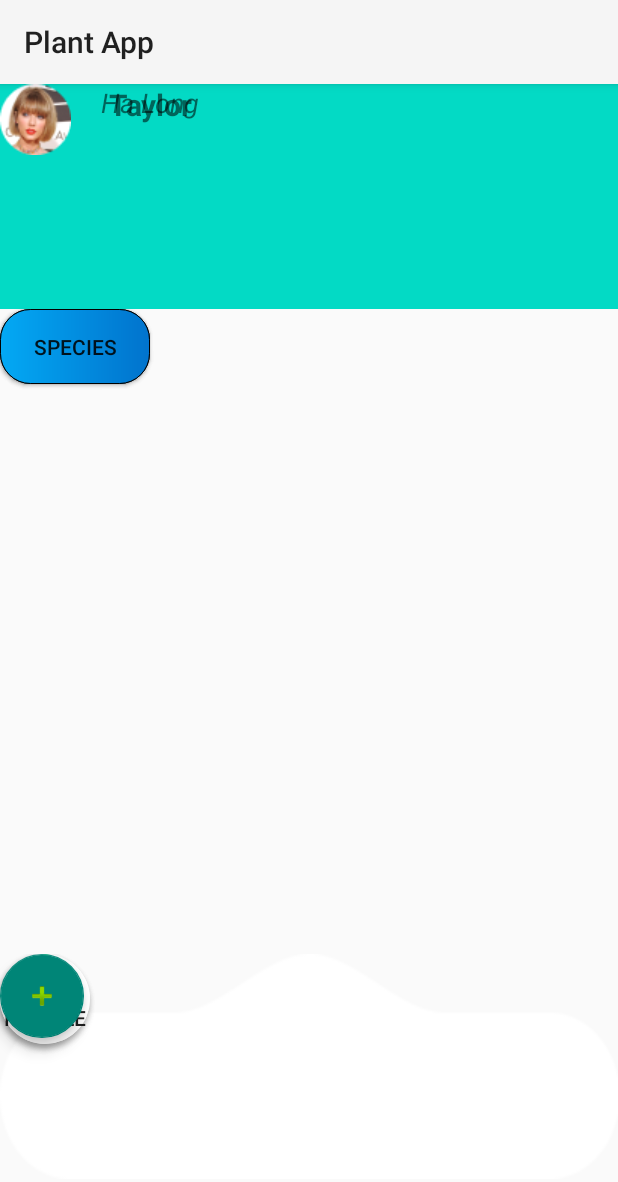
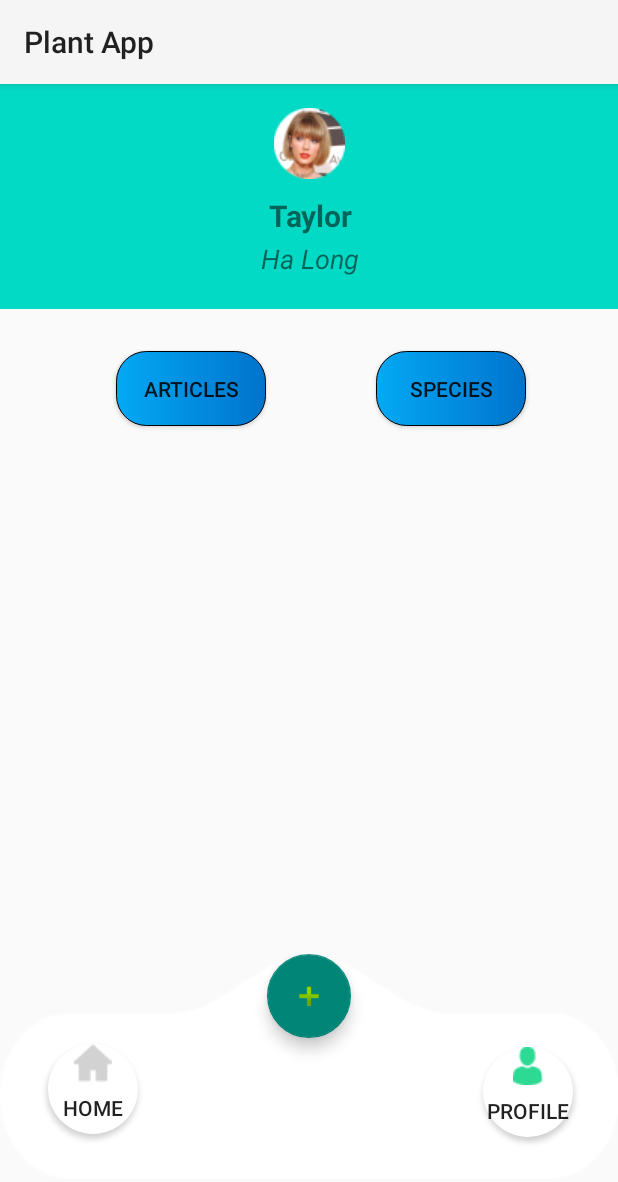
Before and after one commit to thathcmus/app_des_gr2, an Android app built with Jetpack Compose: the ProfileActivity screen opened directly, with no data from a screen before it, on a phone screen of 412 x 824 dp. Shown: the top 1182 px of the screen. Run offline under Robolectric (Android 15) with nearby library versions, the phone set to English and light mode, and no system bars.

```diff
--- a/Plant/app/src/main/AndroidManifest.xml
+++ b/Plant/app/src/main/AndroidManifest.xml
@@ -15,9 +15,6 @@
         <activity
             android:name=".FragmentHomeActivity"
             android:exported="false"/>
-        <activity
-            android:name=".TestRvPlantType"
-            android:exported="false" />
         <activity
             android:name=".activities.Profile.ProfileActivity"
             android:exported="false" />
--- a/Plant/app/src/main/java/com/example/plant/PlantTypeModel.kt
+++ b/Plant/app/src/main/java/com/example/plant/PlantTypeHomeModel.kt
@@ -1,8 +1,8 @@
 package com.example.plant
 
-data class PlantTypeModel(
-    val name: String,
-    val image: String,
+data class PlantTypeHomeModel(
+    val name: String,   // Tên loại cây
+    val image: String,  // URL của ảnh trong Storage
     var count: Int,     // Đếm số lượng cây cùng loại
 ) {
     constructor():this(
--- a/Plant/app/src/main/java/com/example/plant/activities/Home/HomeActivity.kt
+++ b/Plant/app/src/main/java/com/example/plant/activities/Home/HomeActivity.kt
@@ -7,7 +7,6 @@ import android.os.Bundle
 import android.widget.Button
 import com.example.plant.FragmentHomeActivity
 import com.example.plant.R
-import com.example.plant.TestRvPlantType
 import com.example.plant.activities.Login.LoginActivity
 
 class HomeActivity : AppCompatActivity() {
@@ -30,11 +29,6 @@ class HomeActivity : AppCompatActivity() {
             finish()
         }
 
-        var showallPlantTypeBtn = findViewById<Button>(R.id.btnShowAllPlantType)
-            .setOnClickListener {
-                startActivity(Intent(this, TestRvPlantType::class.java))
-            }
-
         var homeFragment = findViewById<Button>(R.id.btnHomeFragment)
             .setOnClickListener {
                 startActivity(Intent(this, FragmentHomeActivity::class.java))
--- a/Plant/app/src/main/res/layout/activity_profile.xml
+++ b/Plant/app/src/main/res/layout/activity_profile.xml
@@ -27,28 +27,41 @@
                     android:layout_width="wrap_content"
                     android:layout_height="wrap_content"
                     android:src="@drawable/ellipse"
-                    tools:layout_editor_absoluteX="182dp"
-                    tools:layout_editor_absoluteY="16dp" />
+                    app:layout_constraintBottom_toBottomOf="parent"
+                    app:layout_constraintEnd_toEndOf="parent"
+                    app:layout_constraintStart_toStartOf="parent"
+                    app:layout_constraintTop_toTopOf="parent"
+                    app:layout_constraintVertical_bias="0.155" />
 
                 <TextView
+                    android:id="@+id/textView3"
                     android:layout_width="200dp"
                     android:layout_height="30dp"
                     android:text="Taylor"
                     android:textAlignment="center"
                     android:textSize="20dp"
                     android:textStyle="bold"
-                    tools:layout_editor_absoluteX="105dp"
-                    tools:layout_editor_absoluteY="70dp" />
+                    app:layout_constraintBottom_toBottomOf="parent"
+                    app:layout_constraintEnd_toEndOf="parent"
+                    app:layout_constraintHorizontal_bias="0.502"
+                    app:layout_constraintStart_toStartOf="parent"
+                    app:layout_constraintTop_toTopOf="parent"
+                    app:layout_constraintVertical_bias="0.616" />
 
                 <TextView
+                    android:id="@+id/textView4"
                     android:layout_width="200dp"
                     android:layout_height="30dp"
                     android:text="Ha Long"
                     android:textAlignment="center"
                     android:textSize="18dp"
                     android:textStyle="italic"
-                    tools:layout_editor_absoluteX="105dp"
-                    tools:layout_editor_absoluteY="104dp" />
+                    app:layout_constraintBottom_toBottomOf="parent"
+                    app:layout_constraintEnd_toEndOf="parent"
+                    app:layout_constraintHorizontal_bias="0.502"
+                    app:layout_constraintStart_toStartOf="parent"
+                    app:layout_constraintTop_toTopOf="parent"
+                    app:layout_constraintVertical_bias="0.866" />
             </androidx.constraintlayout.widget.ConstraintLayout>
         </LinearLayout>
 
@@ -70,9 +83,13 @@
                     android:layout_height="wrap_content"
                     android:background="@drawable/avatar"
                     android:text="ARTICLES"
-                    tools:ignore="MissingConstraints"
-                    tools:layout_editor_absoluteX="51dp"
-                    tools:layout_editor_absoluteY="28dp" />
+                    app:layout_constraintBottom_toBottomOf="parent"
+                    app:layout_constraintEnd_toEndOf="parent"
+                    app:layout_constraintHorizontal_bias="0.247"
+                    app:layout_constraintStart_toStartOf="parent"
+                    app:layout_constraintTop_toTopOf="parent"
+                    app:layout_constraintVertical_bias="0.073"
+                    tools:ignore="MissingConstraints" />
 
                 <Button
                     android:id="@+id/specp"
@@ -80,27 +97,38 @@
                     android:layout_height="wrap_content"
                     android:background="@drawable/avatar"
                     android:text="SPECIES"
-                    tools:ignore="MissingConstraints"
-                    tools:layout_editor_absoluteX="246dp"
-                    tools:layout_editor_absoluteY="28dp" />
+                    app:layout_constraintBottom_toBottomOf="parent"
+                    app:layout_constraintEnd_toEndOf="parent"
+                    app:layout_constraintHorizontal_bias="0.803"
+                    app:layout_constraintStart_toStartOf="parent"
+                    app:layout_constraintTop_toTopOf="parent"
+                    app:layout_constraintVertical_bias="0.073"
+                    tools:ignore="MissingConstraints" />
 
                 <androidx.recyclerview.widget.RecyclerView
-                    android:id="@+id/art"
+                    android:id="@+id/recyclerView2"
                     android:layout_width="150dp"
-                    android:layout_height="wrap_content"
-                    app:layoutManager="androidx.recyclerview.widget.LinearLayoutManager"
-                    tools:ignore="MissingConstraints"
-                    tools:layout_editor_absoluteX="32dp"
-                    tools:layout_editor_absoluteY="97dp"
-                    />
+                    android:layout_height="300dp"
+                    android:layout_marginTop="36dp"
+                    app:layout_constraintBottom_toBottomOf="parent"
+                    app:layout_constraintEnd_toEndOf="parent"
+                    app:layout_constraintHorizontal_bias="0.877"
+                    app:layout_constraintStart_toStartOf="parent"
+                    app:layout_constraintTop_toBottomOf="@+id/specp"
+                    app:layout_constraintVertical_bias="0.0"
+                    tools:ignore="MissingConstraints" />
 
                 <androidx.recyclerview.widget.RecyclerView
+                    android:id="@+id/reArt"
                     android:layout_width="150dp"
-                    android:layout_height="wrap_content"
-                    tools:layout_editor_absoluteX="219dp"
-                    tools:layout_editor_absoluteY="97dp"
-                    tools:ignore="MissingConstraints"
-                    app:layoutManager="androidx.recyclerview.widget.LinearLayoutManager"/>
+                    android:layout_height="300dp"
+                    android:layout_marginTop="24dp"
+                    app:layout_constraintBottom_toBottomOf="parent"
+                    app:layout_constraintEnd_toEndOf="parent"
+                    app:layout_constraintHorizontal_bias="0.195"
+                    app:layout_constraintStart_toStartOf="parent"
+                    app:layout_constraintTop_toBottomOf="@+id/atrp"
+                    tools:ignore="MissingConstraints" />
 
             </androidx.constraintlayout.widget.ConstraintLayout>
         </LinearLayout>
@@ -125,8 +153,12 @@
                     android:background="@drawable/buttonhome"
                     android:drawableTop="@drawable/vector_ek4"
                     android:text="home"
-                    tools:layout_editor_absoluteX="33dp"
-                    tools:layout_editor_absoluteY="84dp"
+                    app:layout_constraintBottom_toBottomOf="parent"
+                    app:layout_constraintEnd_toEndOf="parent"
+                    app:layout_constraintHorizontal_bias="0.091"
+                    app:layout_constraintStart_toStartOf="parent"
+                    app:layout_constraintTop_toTopOf="@+id/floatingActionButton"
+                    app:layout_constraintVertical_bias="0.666"
                     tools:ignore="MissingConstraints" />
 
                 <Button
@@ -136,8 +168,12 @@
                     android:background="@drawable/buttonhome"
                     android:drawableTop="@drawable/prox"
                     android:text="profile"
-                    tools:layout_editor_absoluteX="291dp"
-                    tools:layout_editor_absoluteY="84dp"
+                    app:layout_constraintBottom_toBottomOf="parent"
+                    app:layout_constraintEnd_toEndOf="parent"
+                    app:layout_constraintHorizontal_bias="0.914"
+                    app:layout_constraintStart_toStartOf="parent"
+                    app:layout_constraintTop_toTopOf="parent"
+                    app:layout_constraintVertical_bias="0.688"
                     tools:ignore="MissingConstraints" />
 
                 <com.google.android.material.floatingactionbutton.FloatingActionButton
@@ -146,8 +182,9 @@
                     android:layout_height="wrap_content"
                     android:clickable="true"
                     android:src="@android:drawable/ic_input_add"
-                    tools:layout_editor_absoluteX="178dp"
-                    tools:layout_editor_absoluteY="6dp"
+                    app:layout_constraintEnd_toEndOf="parent"
+                    app:layout_constraintStart_toStartOf="parent"
+                    app:layout_constraintTop_toTopOf="parent"
                     tools:ignore="MissingConstraints" />
             </androidx.constraintlayout.widget.ConstraintLayout>
         </LinearLayout>
```
Also changed, not shown: Plant/app/src/main/java/com/example/plant/FragmentHomeActivity.kt (+18 -2 lines), Plant/app/src/main/java/com/example/plant/PhotographyHomeAdapter.kt (added, +38 -0 lines), Plant/app/src/main/java/com/example/plant/PhotographyHomeModel.kt (added, +11 -0 lines), Plant/app/src/main/java/com/example/plant/PlantTypeHomeAdapter.kt (renamed from Plant/app/src/main/java/com/example/plant/PlantTypeAdapter.kt, +5 -6 lines), Plant/app/src/main/java/com/example/plant/TestRvPlantType.kt (deleted, +0 -55 lines), Plant/app/src/main/res/layout/activity_home.xml (+10 -13 lines), Plant/app/src/main/res/layout/activity_test_rv_plant_type.xml (deleted, +0 -19 lines), Plant/app/src/main/res/layout/fragment_home.xml (+6 -7 lines), Plant/app/src/main/res/layout/item_layout_home_photography.xml (added, +37 -0 lines), Plant/app/src/main/res/layout/item_layout_home_plant_type.xml (renamed from Plant/app/src/main/res/layout/item_layout.xml).
